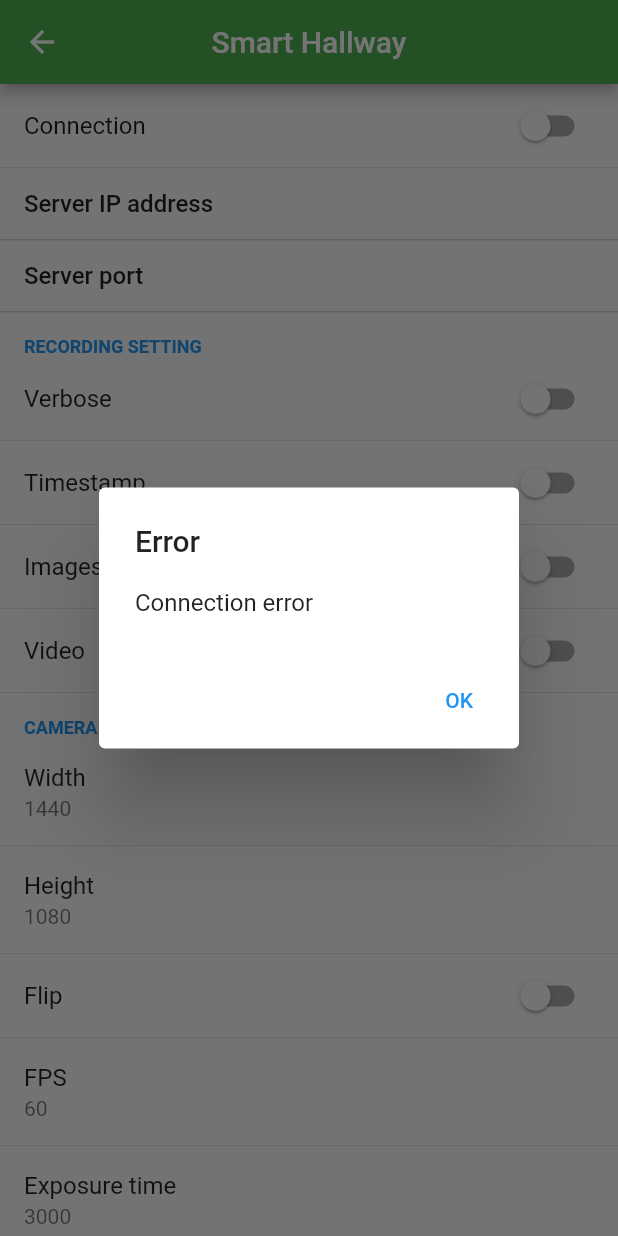
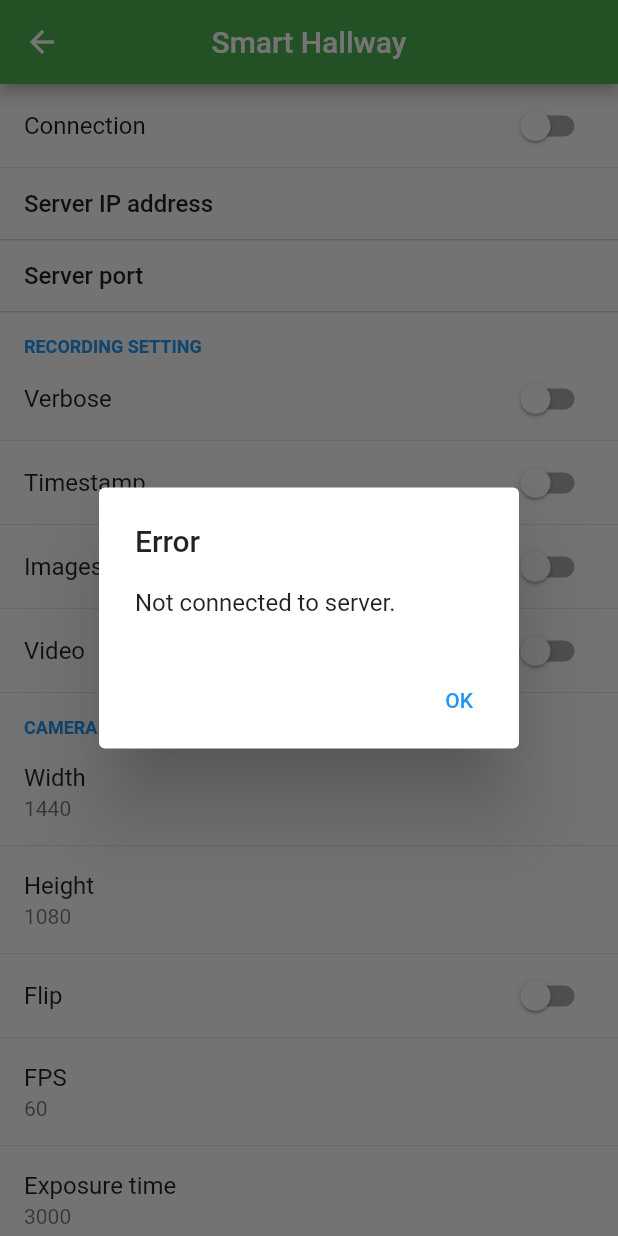
Before and after one commit to Gengar094/Smart-Hallway-Flutter-Mobile-App, a Flutter app: the SettingPage screen opened directly with empty values, after a tap on "Verbose", on a phone screen of 412 x 824 dp. Run offline on Flutter 3.47's test engine with Material 2 defaults, Android fonts, the phone set to English and light mode, and no system bars; drawn by our look-alikes of flutter_settings_screens; our stand-ins replace circular_countdown_timer, csv, expansion_tile_card, im_stepper, shared_preferences, sqflite and 1 more; missing offline and left inert: app_bar_with_search_switch; accounts and stored records are empty.

Commit message:
Added more error message

```diff
--- a/smart_hallway/lib/setting_page/setting.dart
+++ b/smart_hallway/lib/setting_page/setting.dart
@@ -129,7 +129,7 @@ class _SettingPageState extends State<SettingPage> with WidgetsBindingObserver{
                         verbose = value;
                       });
                     } else {
-                      showError();
+                      showError('Not connected to server.');
                     }
                   });
                 },
@@ -149,7 +149,7 @@ class _SettingPageState extends State<SettingPage> with WidgetsBindingObserver{
                         timestamps = value;
                       });
                     } else {
-                      showError();
+                      showError('Not connected to server.');
                     }
                   });
                 },
@@ -169,7 +169,7 @@ class _SettingPageState extends State<SettingPage> with WidgetsBindingObserver{
                         images = value;
                       });
                     } else {
-                      showError();
+                      showError('Not connected to server.');
                     }
                   });
                 }
@@ -189,7 +189,7 @@ class _SettingPageState extends State<SettingPage> with WidgetsBindingObserver{
                         video = value;
                       });
                     } else {
-                      showError();
+                      showError('Not connected to server.');
                     }
                   });
                 },
@@ -249,7 +249,7 @@ class _SettingPageState extends State<SettingPage> with WidgetsBindingObserver{
                         flip = value;
                       });
                     } else {
-                      showError();
+                      showError('Not connected to server.');
                     }
                   });
                 },
@@ -425,13 +425,13 @@ class _SettingPageState extends State<SettingPage> with WidgetsBindingObserver{
     }
   }
 
-  void showError () {
+  void showError (String msg) {
     showDialog(
         context: context,
         builder: (context) => AlertDialog(
           title: const Text('Error'),
-          content: const Text(
-              'Connection error'),
+          content: Text(
+              msg),
           actions: [
             TextButton(
                 onPressed: () {
@@ -494,12 +494,12 @@ class _SettingPageState extends State<SettingPage> with WidgetsBindingObserver{
             ],
           ));
     } else {
-      setState(() {
+      setState(() async {
         var connected = widget.prefs.getBool('key-connected') ?? false;
         if (!connected) {
           // connect to server
           try {
-            io.connect(
+            await io.connect(
               ip: widget.prefs.getString('key-server-ip-address') ??
                   'localhost',
               port: int.parse(widget.prefs.getString('key-port') ?? '3000'),
@@ -511,11 +511,11 @@ class _SettingPageState extends State<SettingPage> with WidgetsBindingObserver{
                   });
                 });
               } else {
-                showError();
+                showError('Not able to connect, please make sure the server is running on the proper ip and port.');
               }
             });
-          } on SocketException catch (e) {
-            showError();
+          } catch (e) {
+            showError('Not able to connect, please make sure the server is running on the proper ip and port.');
           }
             // print(io.isConnected());
         } else {
```
